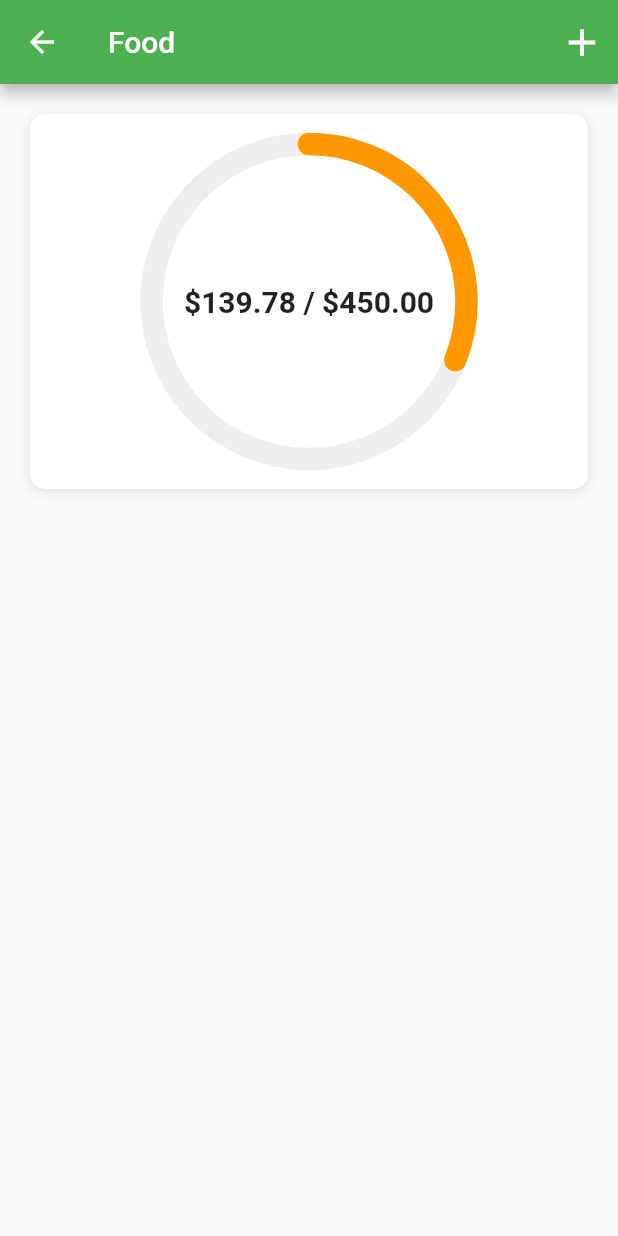
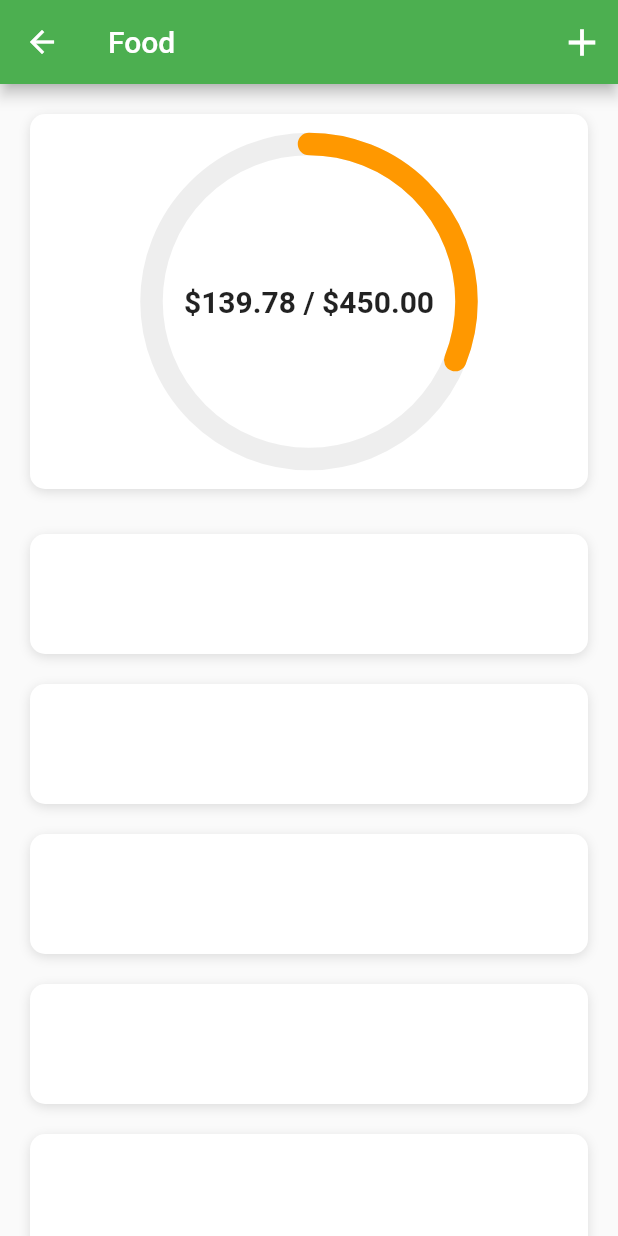
Before and after one commit to PauloSTDev/budget_UI, a Flutter app: the screen it shows after launch, after a tap on "Food", on a phone screen of 412 x 824 dp. Run offline on Flutter 3.47's test engine with Material 2 defaults, Android fonts, the phone set to English and light mode, and no system bars.

Commit message:
Implementa build de containers na category_screen.dart

```diff
--- a/lib/screens/category_screen.dart
+++ b/lib/screens/category_screen.dart
@@ -14,6 +14,32 @@ class CategoryScreen extends StatefulWidget {
 }
 
 class _CategoryScreenState extends State<CategoryScreen> {
+  _buildExpenses() {
+    List<Widget> expenseList = [];
+    widget.category.expenses.forEach((Expense expense) {
+      expenseList.add(Container(
+        alignment: Alignment.center,
+        margin: EdgeInsets.symmetric(horizontal: 20.0, vertical: 10.0),
+        height: 80.0,
+        width: double.infinity,
+        decoration: BoxDecoration(
+          color: Colors.white,
+          borderRadius: BorderRadius.circular(10.0),
+          boxShadow: [
+            BoxShadow(
+              color: Colors.black12,
+              offset: Offset(0, 2),
+              blurRadius: 6.0,
+            ),
+          ],
+        ),
+      ));
+    });
+    return Column(
+      children: expenseList,
+    );
+  }
+
   @override
   Widget build(BuildContext context) {
     double totalAmountSpent = 0;
@@ -78,6 +104,7 @@ class _CategoryScreenState extends State<CategoryScreen> {
                 ),
               ),
             ),
+            _buildExpenses(),
           ],
         ),
       ),
--- a/lib/widgets/radial_painter.dart
+++ b/lib/widgets/radial_painter.dart
@@ -29,8 +29,12 @@ class RadialPainter extends CustomPainter {
     double sweepAngle = 2 * pi * percent;
     canvas.drawArc(
         Rect.fromCircle(center: center, radius: radius),
+        //-pi /2,
+        //0,
+        //pi
         -pi /2,
         sweepAngle,
+        //true,
         false,
         completeLine,
     );
```
